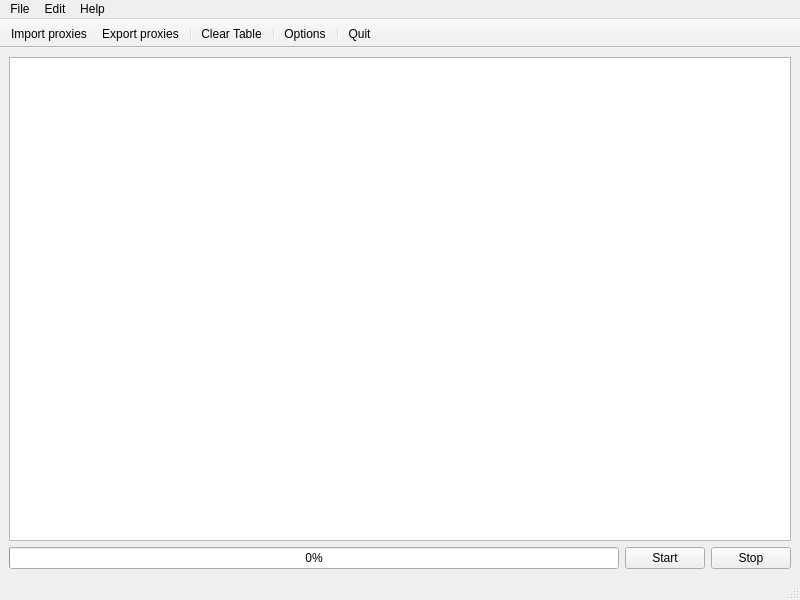
The window that assets/ui/mainwindow.ui (fuzzy69/proxy-harvester) describes before a commit, drawn with Qt 5.
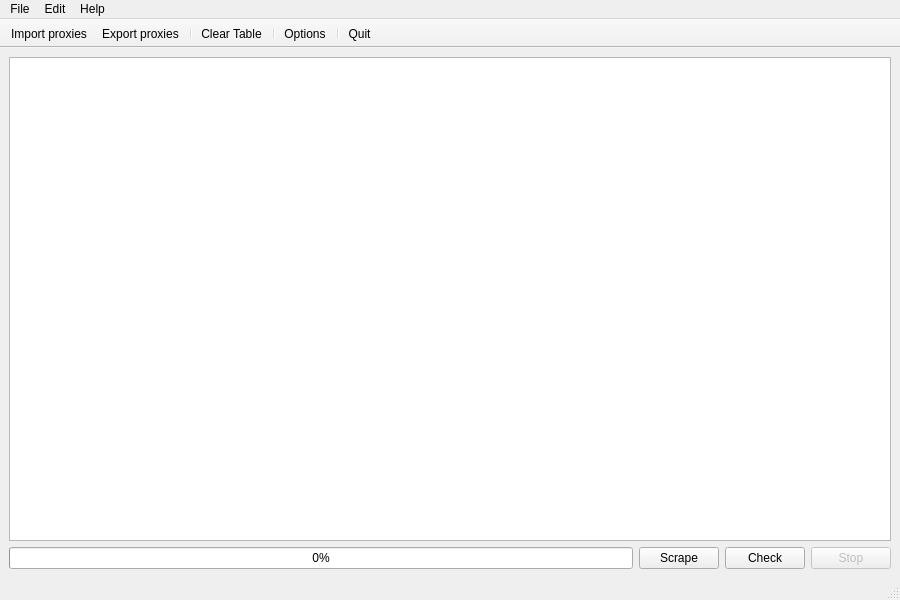
The same window after the commit. Icons and pictures are not drawn.

Commit message: add scrape/check proxies controls

```diff
--- a/assets/ui/mainwindow.ui
+++ b/assets/ui/mainwindow.ui
@@ -6,7 +6,7 @@
    <rect>
     <x>0</x>
     <y>0</y>
-    <width>800</width>
+    <width>900</width>
     <height>600</height>
    </rect>
   </property>
@@ -46,7 +46,24 @@
         <item>
          <widget class="QPushButton" name="startButton">
           <property name="text">
-           <string>Start</string>
+           <string>Scrape</string>
+          </property>
+          <property name="icon">
+           <iconset resource="../assets.qrc">
+            <normaloff>:/icons/img/media-playback-start.png</normaloff>:/icons/img/media-playback-start.png</iconset>
+          </property>
+          <property name="iconSize">
+           <size>
+            <width>16</width>
+            <height>16</height>
+           </size>
+          </property>
+         </widget>
+        </item>
+        <item>
+         <widget class="QPushButton" name="checkProxiesButton">
+          <property name="text">
+           <string>Check</string>
           </property>
           <property name="icon">
            <iconset resource="../assets.qrc">
@@ -62,6 +79,9 @@
         </item>
         <item>
          <widget class="QPushButton" name="stopButton">
+          <property name="enabled">
+           <bool>false</bool>
+          </property>
           <property name="text">
            <string>Stop</string>
           </property>
@@ -82,7 +102,7 @@
     <rect>
      <x>0</x>
      <y>0</y>
-     <width>800</width>
+     <width>900</width>
      <height>29</height>
     </rect>
    </property>
```
Left out of the diff: 2 changed lines with no effect on the pictures. The commit also changes 2 other files.
